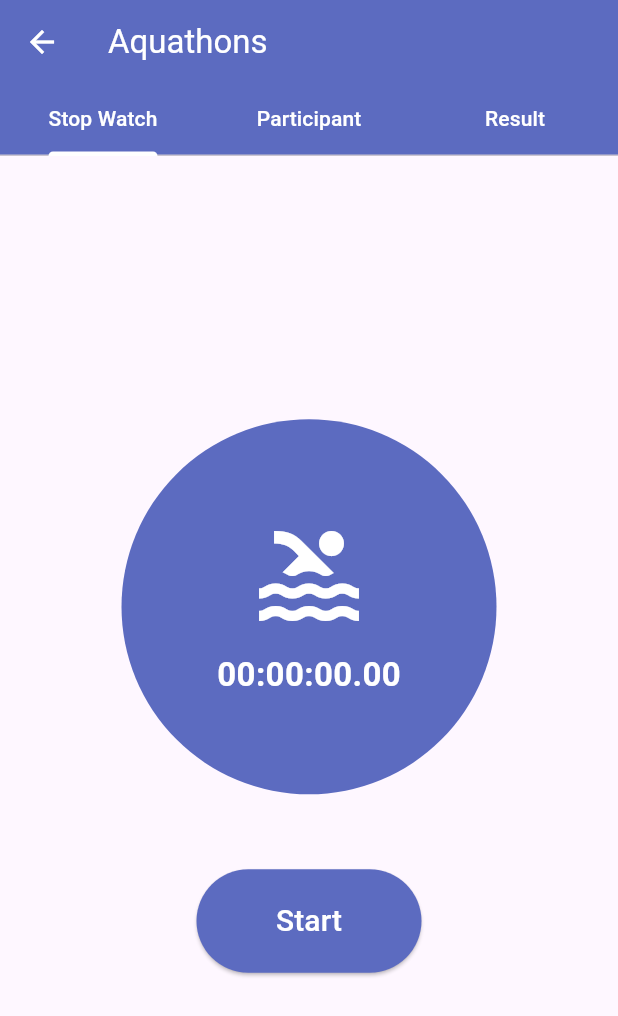
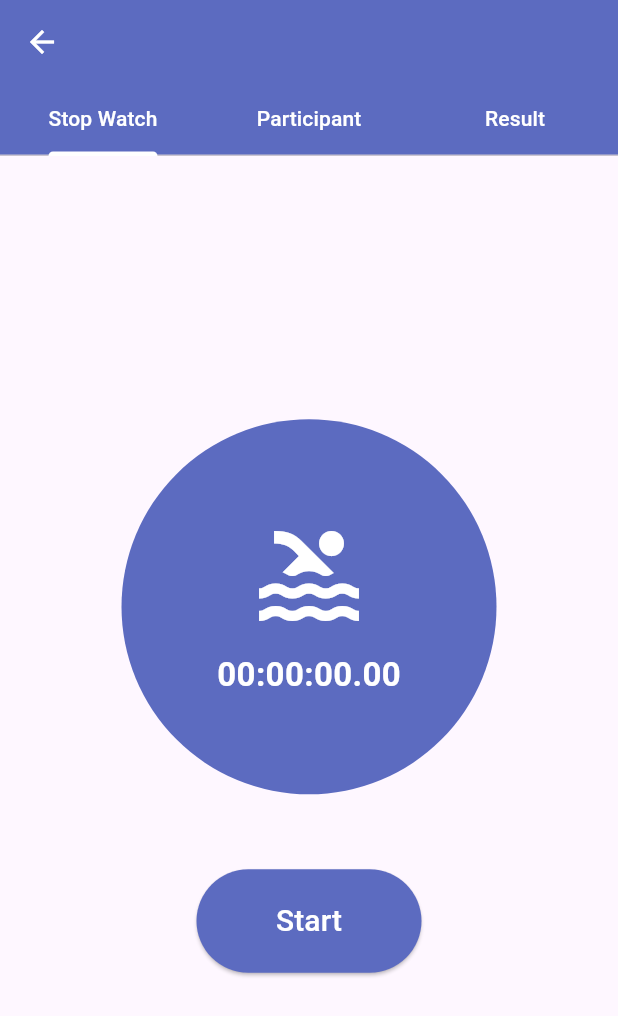
Before and after one commit to Slade-hanma/race_tracker, a Flutter app: the RaceScreen screen opened directly with empty values, on a phone screen of 412 x 824 dp. Shown: the top 1016 px of the screen. Run offline on Flutter 3.47's test engine with Material 3 defaults, Android fonts, the phone set to English and light mode, and no system bars; our stand-ins replace firebase_core; accounts and stored records are empty; network calls fail.

```diff
--- a/lib/Screen/Race/race_list_view.dart
+++ b/lib/Screen/Race/race_list_view.dart
@@ -4,7 +4,7 @@ import '../home/raceManagement.dart';
 import '../../provider/race_provider.dart';
 import 'package:provider/provider.dart';
 import '../home/raceTracker.dart';
-import 'race_status.dart';
+import '../home/race_status.dart';
 
 class RacesListView extends StatelessWidget {
   final bool isManager;
@@ -75,7 +75,7 @@ class RacesListView extends StatelessWidget {
                         children: [
                           Expanded(
                             child: Text(
-                              race.name,
+                              race.raceType,
                               style: TextStyle(
                                 color: Colors.white,
                                 fontSize: 22,
--- a/lib/Screen/home/raceManagement.dart
+++ b/lib/Screen/home/raceManagement.dart
@@ -19,8 +19,8 @@ class RaceScreen extends StatelessWidget {
         appBar: AppBar(
           backgroundColor: const Color(0xFF5C6BC0), // Indigo color
           iconTheme: const IconThemeData(color: Colors.white),
-          title: const Text(
-            "Aquathons",
+          title: Text(
+            race.raceType,
             style: TextStyle(color: Colors.white),
           ),
           bottom: const TabBar(
--- a/lib/main.dart
+++ b/lib/main.dart
@@ -55,7 +55,7 @@ void main() async {
         ),
         ChangeNotifierProvider(
           create: (_) => NotificationProvider(),
-        ), // <<--- ADD THIS
+        ),
       ],
       child: MyApp(),
     ),
```
Also changed, not shown: lib/Screen/home/race_status.dart (renamed from lib/Screen/Race/race_status.dart).
